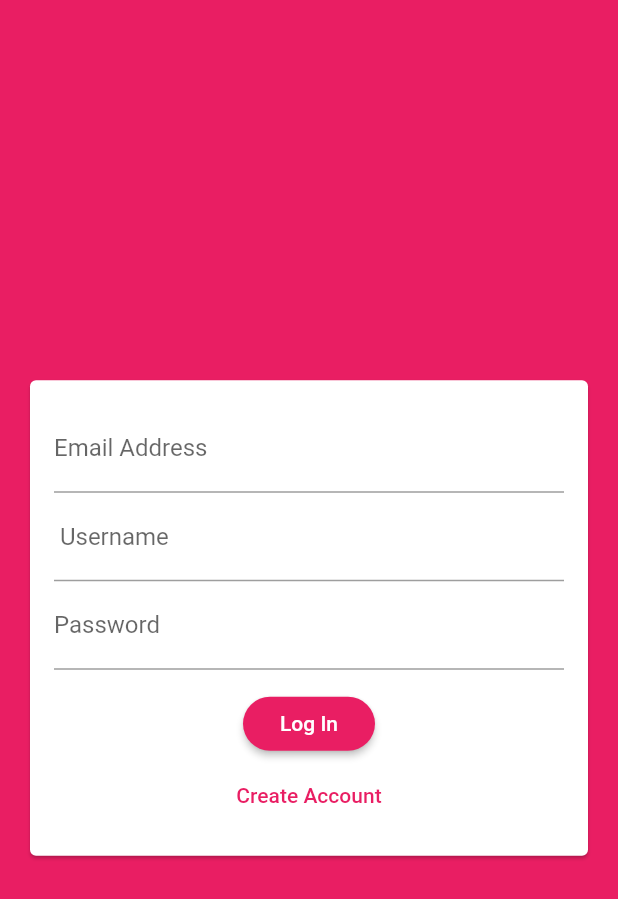
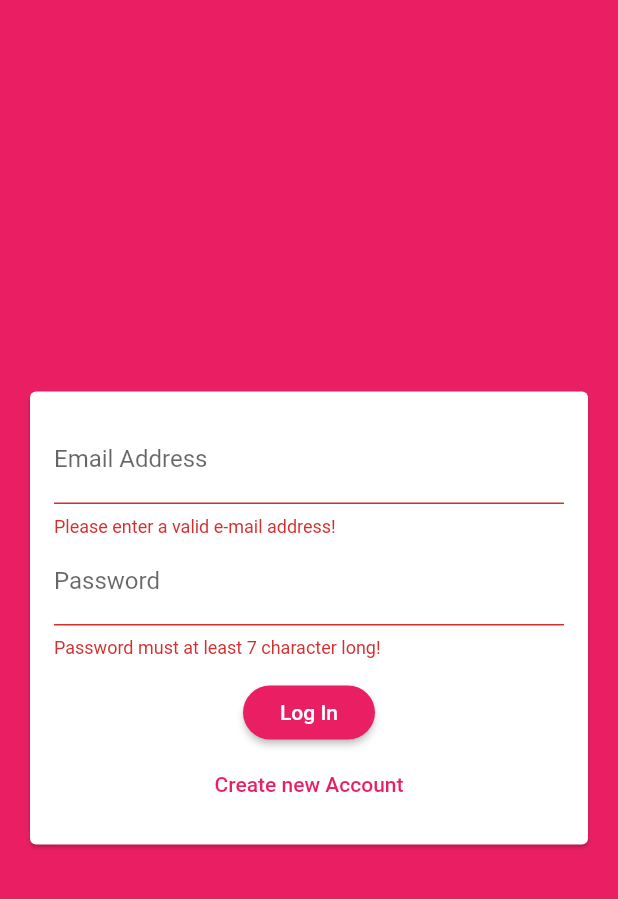
Before and after one commit to adamprabowo/My-Chat-Apps, a Flutter app: the screen it shows after launch, after a tap on "Log In", on a phone screen of 412 x 824 dp. Shown: the top 899 px of the screen. Run offline on Flutter 3.47's test engine with Material 2 defaults, Android fonts, the phone set to English and light mode, and no system bars; our stand-ins replace cloud_firestore; accounts and stored records are empty.

Commit message:
Creating an Authentification Form

```diff
--- a/lib/widgets/auth_form.dart
+++ b/lib/widgets/auth_form.dart
@@ -6,6 +6,26 @@ class AuthForm extends StatefulWidget {
 }
 
 class _AuthFormState extends State<AuthForm> {
+  final _formKey = GlobalKey<FormState>();
+
+  var _isLogin = true;
+  var _userEmail = '';
+  var _userName = '';
+  var _userPassword = '';
+
+  void _trySubmit() {
+    final isValid = _formKey.currentState.validate();
+    FocusScope.of(context).unfocus();
+
+    if (isValid) {
+      _formKey.currentState.save();
+      print(_userEmail);
+      print(_userName);
+      print(_userPassword);
+      //use those value to send our auth request...
+    }
+  }
+
   @override
   Widget build(BuildContext context) {
     return Center(
@@ -15,33 +35,69 @@ class _AuthFormState extends State<AuthForm> {
           child: Padding(
             padding: EdgeInsets.all(16),
             child: Form(
+              key: _formKey,
               child: Column(
                 mainAxisSize: MainAxisSize.min,
                 children: <Widget>[
                   TextFormField(
+                    key: ValueKey('email'),
+                    validator: (value) {
+                      if (value.isEmpty || !value.contains('@')) {
+                        return 'Please enter a valid e-mail address!';
+                      }
+                      return null;
+                    },
                     keyboardType: TextInputType.emailAddress,
-                    decoration: InputDecoration(
-                      labelText: 'Email Address',
+                    decoration: InputDecoration(labelText: 'Email Address'),
+                    onSaved: (value) {
+                      _userEmail = value;
+                    },
+                  ),
+                  if (!_isLogin)
+                    TextFormField(
+                      key: ValueKey('username'),
+                      validator: (value) {
+                        if (value.isEmpty || value.length < 5) {
+                          return 'Username must be at least 5 character';
+                        }
+                        return null;
+                      },
+                      decoration: InputDecoration(labelText: ' Username'),
+                      onSaved: (value) {
+                        _userName = value;
+                      },
                     ),
-                  ),
                   TextFormField(
-                    decoration: InputDecoration(labelText: ' Username'),
-                  ),
-                  TextFormField(
+                    key: ValueKey('password'),
+                    validator: (value) {
+                      if (value.isEmpty || value.length < 7) {
+                        return 'Password must at least 7 character long!';
+                      }
+                      return null;
+                    },
                     decoration: InputDecoration(labelText: 'Password'),
                     obscureText: true,
+                    onSaved: (value) {
+                      _userPassword = value;
+                    },
                   ),
                   SizedBox(
                     height: 12,
                   ),
                   RaisedButton(
-                    child: Text('Log In'),
-                    onPressed: () {},
+                    child: Text(_isLogin ? 'Log In' : 'Sign Up'),
+                    onPressed: _trySubmit,
                   ),
                   FlatButton(
                     textColor: Theme.of(context).primaryColor,
-                    child: Text('Create Account'),
-                    onPressed: () {},
+                    child: Text(_isLogin
+                        ? 'Create new Account'
+                        : 'I already have account'),
+                    onPressed: () {
+                      setState(() {
+                        _isLogin = !_isLogin;
+                      });
+                    },
                   ),
                 ],
               ),
--- a/pubspec.yaml
+++ b/pubspec.yaml
@@ -14,7 +14,7 @@ description: A new Flutter project.
 version: 1.0.0+1
 
 environment:
-  sdk: ">=2.1.0 <3.0.0"
+  sdk: ">=2.3.0 <3.0.0"
 
 dependencies:
   flutter:
```
